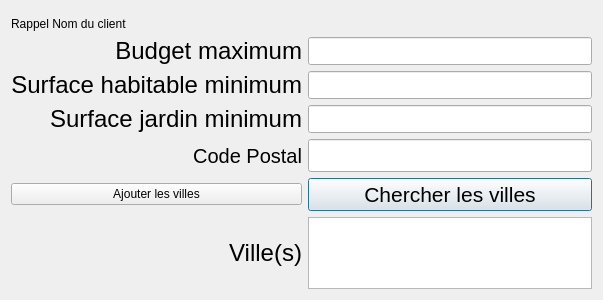
Qt form src/Qt/AgenceImmobiliere/dialogsouhait.ui (Ovan33/Immobilier) before a commit.
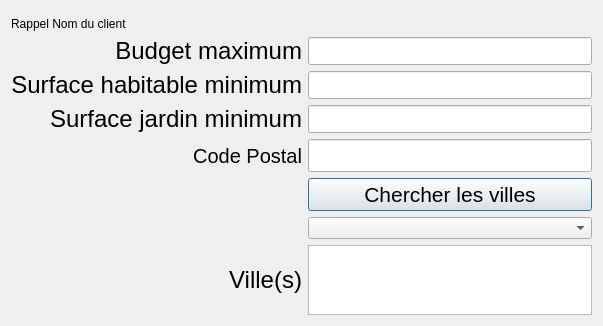
The same form after that commit.

Commit message: Interface souhait Mise en place de Signaux/Slots pour le choix des villes

Diff of the .ui file:
```diff
--- a/src/Qt/AgenceImmobiliere/dialogsouhait.ui
+++ b/src/Qt/AgenceImmobiliere/dialogsouhait.ui
@@ -7,7 +7,7 @@
     <x>0</x>
     <y>0</y>
     <width>603</width>
-    <height>300</height>
+    <height>321</height>
    </rect>
   </property>
   <property name="windowTitle">
@@ -51,7 +51,7 @@
        </property>
       </widget>
      </item>
-     <item row="5" column="0">
+     <item row="6" column="0">
       <widget class="QLabel" name="label_Ville_Souhait">
        <property name="sizePolicy">
         <sizepolicy hsizetype="Minimum" vsizetype="Preferred">
@@ -98,7 +98,7 @@
        </property>
       </widget>
      </item>
-     <item row="0" column="1">
+     <item row="0" column="2">
       <widget class="QLineEdit" name="lineEdit_BudgetMax">
        <property name="sizePolicy">
         <sizepolicy hsizetype="Maximum" vsizetype="Expanding">
@@ -114,7 +114,7 @@
        </property>
       </widget>
      </item>
-     <item row="1" column="1">
+     <item row="1" column="2">
       <widget class="QLineEdit" name="lineEdit_SurfHabMin">
        <property name="sizePolicy">
         <sizepolicy hsizetype="Maximum" vsizetype="Expanding">
@@ -130,7 +130,7 @@
        </property>
       </widget>
      </item>
-     <item row="3" column="1">
+     <item row="3" column="2">
       <widget class="QLineEdit" name="lineEdit_CodePostal">
        <property name="sizePolicy">
         <sizepolicy hsizetype="Minimum" vsizetype="Fixed">
@@ -168,10 +168,10 @@
        </property>
       </widget>
      </item>
-     <item row="5" column="1">
+     <item row="6" column="2">
       <widget class="QTextEdit" name="textEdit_Villes"/>
      </item>
-     <item row="4" column="1">
+     <item row="4" column="2">
       <widget class="QPushButton" name="button_ChercherVilles">
        <property name="font">
         <font>
@@ -184,7 +184,7 @@
        </property>
       </widget>
      </item>
-     <item row="2" column="1">
+     <item row="2" column="2">
       <widget class="QLineEdit" name="lineEdit_SurJardMin">
        <property name="sizePolicy">
         <sizepolicy hsizetype="Maximum" vsizetype="Expanding">
@@ -225,12 +225,8 @@
        </property>
       </widget>
      </item>
-     <item row="4" column="0">
-      <widget class="QPushButton" name="button_AjouterVilles_Souhait">
-       <property name="text">
-        <string>Ajouter les villes</string>
-       </property>
-      </widget>
+     <item row="5" column="2">
+      <widget class="QComboBox" name="comboBox_Ville"/>
      </item>
     </layout>
    </item>
```
The commit also changes 2 other files.
